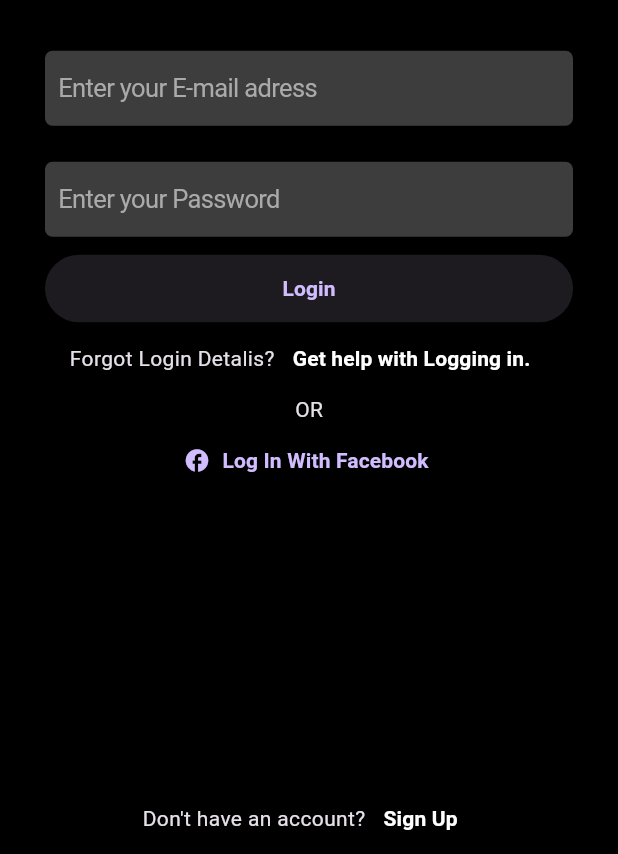
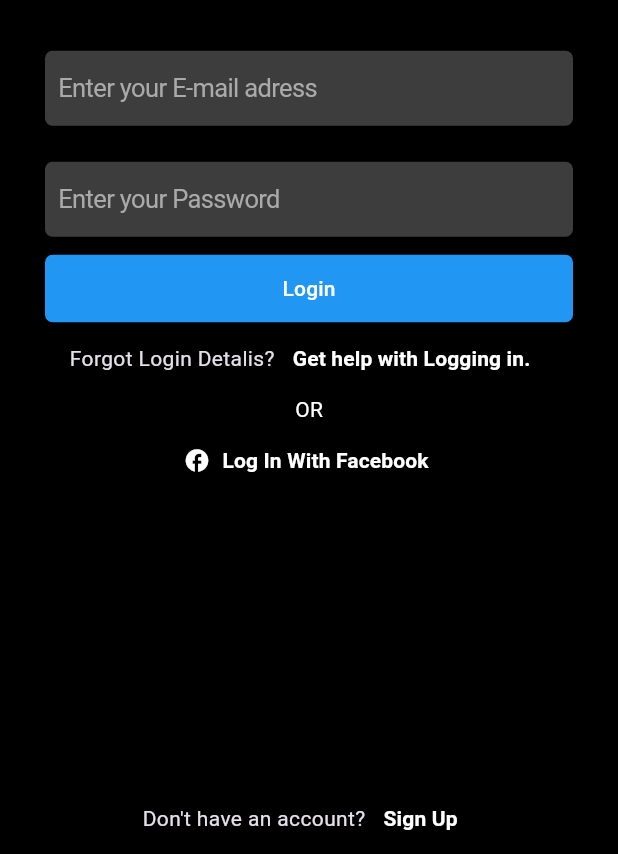
Before and after one commit to TheAsiyaS/instagram, a Flutter app: the screen it shows after launch, on a phone screen of 412 x 824 dp, the part 382-1236 px from its top. Run offline on Flutter 3.47's test engine with Material 3 defaults, Android fonts, the phone set to English and light mode, and no system bars; our stand-ins replace cloud_firestore, firebase_auth, firebase_core, firebase_storage, google_fonts, image_picker and 1 more; accounts and stored records are empty.

```diff
--- a/lib/Presenation/Login/Login_scree.dart
+++ b/lib/Presenation/Login/Login_scree.dart
@@ -9,6 +9,7 @@ import 'package:instagram_clone/Presenation/widget/CupertinoTextfield.dart';
 import 'package:instagram_clone/Presenation/widget/SnackBar.dart';
 import 'package:instagram_clone/utenslis/Colors.dart';
 import 'package:instagram_clone/utenslis/Sizes.dart';
+import 'package:instagram_clone/utenslis/styles.dart';
 
 final TextEditingController emailAddress = TextEditingController();
 final TextEditingController password = TextEditingController();
@@ -36,9 +37,7 @@ class LoginScreen extends StatelessWidget {
               child: Container(),
             ),
             GestureDetector(
-              onTap: () async {
-
-              },
+              onTap: () async {},
               child: Text('Instagram',
                   style: GoogleFonts.grandHotel(
                     fontSize: 45,
@@ -91,6 +90,7 @@ class LoginScreen extends StatelessWidget {
               width: double.infinity,
               height: 45,
               child: ElevatedButton(
+                style: elevatedbuttonstyle,
                 focusNode: FocusNode(),
                 onPressed: () async {
                   final res = await AuthMethod().loginUser(
@@ -98,7 +98,7 @@ class LoginScreen extends StatelessWidget {
                   log(res.toString());
                   if (res == false) {
                     ScaffoldMessenger.of(context).showSnackBar(const SnackBar(
-                        backgroundColor: Colors.red,
+                        backgroundColor: kRed,
                         content: SnackbarWidget(
                             icon: Icons.remove,
                             message: 'Something error occured !!!')));
@@ -107,9 +107,9 @@ class LoginScreen extends StatelessWidget {
                         builder: (ctx) => const NavigationPage()));
                   }
                 },
-                child: const Text(
+                child: Text(
                   'Login',
-                  style: TextStyle(fontWeight: FontWeight.bold),
+                  style: textstyleWhite,
                 ),
               ),
             ),
@@ -120,22 +120,27 @@ class LoginScreen extends StatelessWidget {
                 const Text('Forgot Login Detalis?'),
                 TextButton(
                     onPressed: () {},
-                    child: const Text(
+                    child:  Text(
                       'Get help with Logging in.',
                       style:
-                          TextStyle(fontWeight: FontWeight.bold, color: kWhite),
+                          textstylefontwhite,
                     )),
               ],
             ),
-            const Center(child: Text('OR')),
+             Center(
+                child: Text(
+              'OR',
+              style: textstyleWhite,
+            )),
             TextButton.icon(
               onPressed: () {},
-              icon: const Icon(Icons.facebook),
-              label: const Text(
+              icon: const Icon(
+                Icons.facebook,
+                color: kWhite,
+              ),
+              label:  Text(
                 'Log In With Facebook',
-                style: TextStyle(
-                  fontWeight: FontWeight.bold,
-                ),
+                style: textstylefontwhite,
               ),
             ),
             Flexible(
@@ -151,10 +156,10 @@ class LoginScreen extends StatelessWidget {
                       Navigator.of(context).push(MaterialPageRoute(
                           builder: ((context) => UsernameGet())));
                     },
-                    child: const Text(
+                    child:  Text(
                       'Sign Up',
                       style:
-                          TextStyle(fontWeight: FontWeight.bold, color: kWhite),
+                          textstylefontwhite,
                     ))
               ],
             )
--- a/lib/Presenation/SignUp/Add_phn_email.dart
+++ b/lib/Presenation/SignUp/Add_phn_email.dart
@@ -20,6 +20,7 @@ class AddEmailPhoneNumber extends StatelessWidget {
             style: TextStyle(fontSize: 25),
           ),
           bottom: const TabBar(
+            indicatorColor: kWhite,
               isScrollable: true,
               labelColor: kWhite,
               unselectedLabelColor: kGrey,
--- a/lib/Presenation/SignUp/ProfileImage.dart
+++ b/lib/Presenation/SignUp/ProfileImage.dart
@@ -10,6 +10,7 @@ import 'package:instagram_clone/Presenation/widget/TextButton.dart';
 import 'package:instagram_clone/main.dart';
 import 'package:instagram_clone/utenslis/Colors.dart';
 import 'package:instagram_clone/utenslis/Sizes.dart';
+import 'package:instagram_clone/utenslis/styles.dart';
 
 class addProfilePic extends StatefulWidget {
   const addProfilePic({Key? key}) : super(key: key);
@@ -67,6 +68,7 @@ class _addProfilePicState extends State<addProfilePic> {
             ),
             sizedBoxHeight20,
             ElevatedButton(
+              style: elevatedbuttonstyle,
                 onPressed: () async {
                   await selectImage();
                   await AuthMethod().addProfilePic(file: im!);
@@ -80,7 +82,7 @@ class _addProfilePicState extends State<addProfilePic> {
                 child: const Text('Add Photo')),
             sizedBoxHeight10,
             Textbutton(
-                textbuttonwidget: const Text('Skip'),
+                textbuttonwidget:  Text('Skip',style: textstyleBlue,),
                 textbuttonid: '',
                 textbuttonstyle: TextButton.styleFrom()),
             Flexible(
--- a/lib/Presenation/SignUp/subscreen/EmailGet.dart
+++ b/lib/Presenation/SignUp/subscreen/EmailGet.dart
@@ -3,6 +3,7 @@ import 'package:instagram_clone/utenslis/Colors.dart';
 import 'package:instagram_clone/Presenation/widget/CupertinoTextfield.dart';
 import 'package:instagram_clone/Presenation/widget/Elevatedbutton.dart';
 import 'package:instagram_clone/utenslis/Sizes.dart';
+import 'package:instagram_clone/utenslis/styles.dart';
 
 final TextEditingController EmailContoller = TextEditingController();
 ValueNotifier<String> gemail = ValueNotifier('');
@@ -36,9 +37,9 @@ class EmailGet extends StatelessWidget {
           ),
           sizedBoxHeight20,
           Elevated_button(
-              elevatedbutttonwidget: const Text('Next'),
+              elevatedbutttonwidget:  Text('Next',style: textstylefontwhite,),
               elevatedbutttonid: 'NextEmailGet',
-              elevatedbuttonstyle: ElevatedButton.styleFrom())
+              elevatedbuttonstyle:elevatedbuttonstyle)
         ],
       ),
     );
--- a/lib/Presenation/SignUp/subscreen/phoneNumber.dart
+++ b/lib/Presenation/SignUp/subscreen/phoneNumber.dart
@@ -4,6 +4,7 @@ import 'package:flutter/material.dart';
 import 'package:instagram_clone/utenslis/Colors.dart';
 import 'package:instagram_clone/Presenation/widget/Elevatedbutton.dart';
 import 'package:instagram_clone/utenslis/Sizes.dart';
+import 'package:instagram_clone/utenslis/styles.dart';
 import 'package:intl_phone_field/intl_phone_field.dart';
 
 ValueNotifier<String> gphonenumber = ValueNotifier('');
@@ -49,9 +50,9 @@ class phoneNumberGet extends StatelessWidget {
           ),
           sizedBoxHeight20,
           Elevated_button(
-              elevatedbutttonwidget: const Text('Next'),
+              elevatedbutttonwidget:  Text('Next',style: textstylefontwhite,),
               elevatedbutttonid: 'PhoneNumberGet',
-              elevatedbuttonstyle: ElevatedButton.styleFrom()),
+              elevatedbuttonstyle: elevatedbuttonstyle),
           Flexible(
             flex: 2,
             child: Container(),
--- a/lib/main.dart
+++ b/lib/main.dart
@@ -34,6 +34,13 @@ class MyApp extends StatelessWidget {
     return MaterialApp(
       debugShowCheckedModeBanner: false,
       theme: ThemeData(
+        buttonTheme: ButtonThemeData(
+            textTheme: ButtonTextTheme.accent, // Or any other text theme option
+            colorScheme: ColorScheme.light().copyWith(
+              primary: Colors.blue, // Or your desired color
+              onPrimary: Colors.white, // Text color when enabled
+              onSurface: Colors.white, // Text color when disabled
+            )),
         visualDensity: VisualDensity.adaptivePlatformDensity,
         brightness: Brightness.dark,
         scaffoldBackgroundColor: kBlack,
@@ -50,8 +57,7 @@ class MyApp extends StatelessWidget {
                   if (userSnapshot.connectionState == ConnectionState.waiting) {
                     return const Center(child: CircularProgressIndicator());
                   } else if (userSnapshot.hasData) {
-                    currentuserdata =
-                        userSnapshot.data!; // ✅ Set the global variable
+                    currentuserdata = userSnapshot.data!;
                     return const NavigationPage();
                   } else {
                     return const Center(child: Text("Failed to get user data"));
--- /dev/null
+++ b/lib/utenslis/styles.dart
@@ -0,0 +1,12 @@
+import 'package:flutter/material.dart';
+import 'package:instagram_clone/utenslis/Colors.dart';
+
+final textstyleWhite = TextStyle(color: kWhite);
+final textstyleBlue = TextStyle(color: kBlue);
+
+final elevatedbuttonstyle = ElevatedButton.styleFrom(
+    backgroundColor: kBlue,
+    shape: RoundedRectangleBorder(
+      borderRadius: BorderRadius.circular(5), // Adjust radius as needed
+    ));
+final textstylefontwhite = TextStyle(fontWeight: FontWeight.bold, color: kWhite);
```
Also changed, not shown: lib/Presenation/SignUp/AddFacebookfriends.dart (+6 -2 lines), lib/Presenation/SignUp/Password.dart (+6 -15 lines), lib/Presenation/SignUp/Username_get.dart (+5 -3 lines), lib/Presenation/SignUp/WelcomePage.dart (+10 -3 lines).
